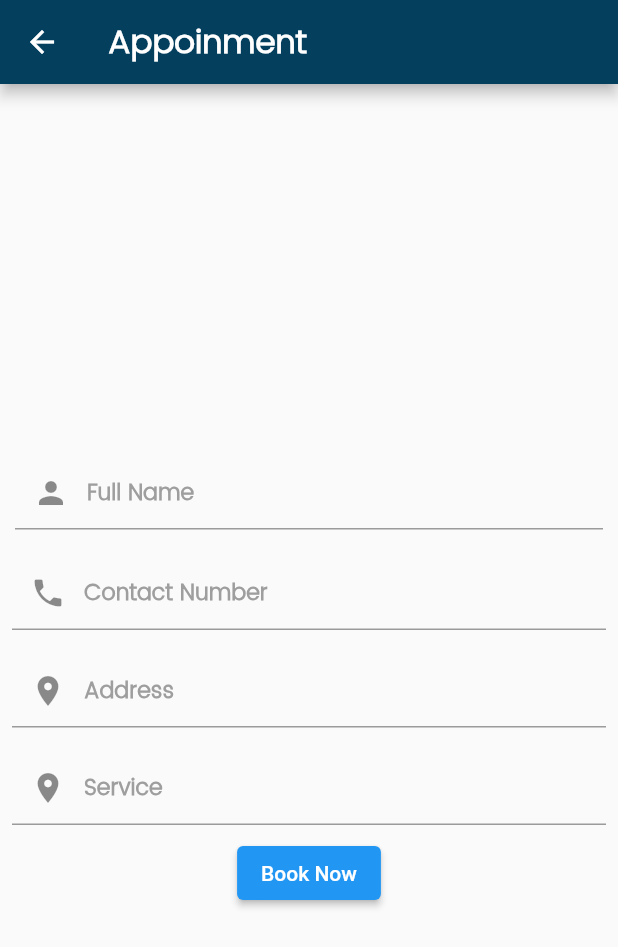
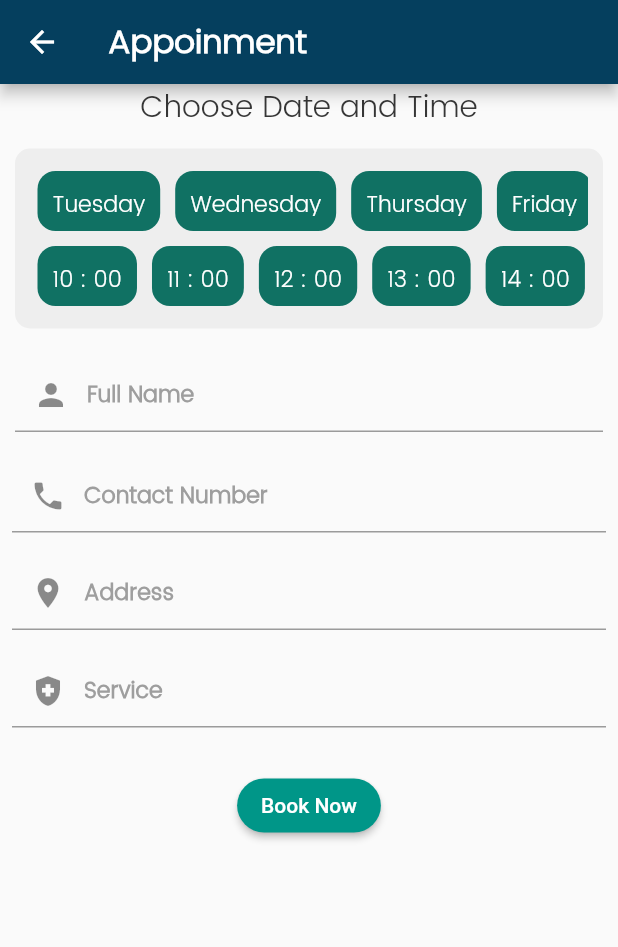
Before and after one commit to surajadkhari/dentalapp_UI, a Flutter app: the appointmentDate screen opened by its route, on a phone screen of 412 x 824 dp. Shown: the top 947 px of the screen. Run offline on Flutter 3.47's test engine with Material 2 defaults, Android fonts, the phone set to English and light mode, and no system bars; our stand-ins replace firebase_auth, firebase_core; accounts and stored records are empty.

```diff
--- a/lib/screen/appointment.dart
+++ b/lib/screen/appointment.dart
@@ -4,6 +4,7 @@ import 'package:dentalapp_UI/const/const.dart';
 import 'package:dentalapp_UI/screen/registration_screen.dart';
 import 'package:flutter/material.dart';
 import 'package:http/http.dart' as http;
+import 'package:intl/intl.dart';
 
 class appointmentDate extends StatefulWidget {
   // const appointmentDate({ Key? key }) : super(key: key);
@@ -20,9 +21,41 @@ class _appointmentDateState extends State<appointmentDate> {
   TextEditingController address = TextEditingController(text: '');
   TextEditingController service = TextEditingController(text: '');
   var uid;
+  var selectedDay = "";
+  var selectedTime = "";
+  void setValue(value) {
+    selectedDay = value;
+  }
+
+  void setTime(value) {
+    setState(() {
+      selectedTime = value;
+    });
+  }
+
+  var isSelected = false;
+  changeColor(bool t) {
+    isSelected = t;
+    isSelected ? Colors.red : Colors.black;
+  }
 
   @override
   Widget build(BuildContext context) {
+    var dates = [];
+    for (int i = 0; i <= 6; i++) {
+      dates
+          .add(DateFormat.EEEE().format(DateTime.now().add(Duration(days: i))));
+    }
+
+    var times = [];
+
+    for (int i = 0; i <= 23; i++) {
+      times.add(
+          "${DateFormat.H().format(DateTime.now().add(Duration(hours: i)))} : 00");
+    }
+
+    print(times);
+
     var arg = ModalRoute.of(context).settings.arguments as Map;
     if (arg != null) {
       uid = arg['uid'];
@@ -41,62 +74,49 @@ class _appointmentDateState extends State<appointmentDate> {
           child: Icon(Icons.arrow_back),
         ),
       ),
-        body: Center(
-          child: Form(
+      body: Form(
         child: SingleChildScrollView(
           child: Column(
             children: [
-                  Padding(
-                    padding: const EdgeInsets.all(10.0),
-                    // child: Row(
-                    //   children: [
-                    //     Expanded(
-                    //       child: Container(
-                    //         margin: EdgeInsets.all(10),
-                    //         height: 100,
-                    //         decoration: BoxDecoration(
-                    //           color: Colors.teal,
-                    //           borderRadius: BorderRadius.circular(12),
-                    //         ),
-                    //         child: Column(
-                    //           mainAxisAlignment: MainAxisAlignment.center,
-                    //           children: [
-                    //             Text(
-                    //               "SUN-MON",
-                    //               style: kdateTextstyle,
-                    //             ),
-                    //             Text(
-                    //               "9:00 AM -6:00 PM",
-                    //               style: kdateTextstyle,
-                    //             ),
-                    //           ],
-                    //         ),
-                    //       ),
-                    //     ),
-                    //     Expanded(
-                    //         child: Container(
-                    //       margin: EdgeInsets.all(8),
-                    //       height: 100,
-                    //       decoration: BoxDecoration(
-                    //         color: Colors.teal,
-                    //         borderRadius: BorderRadius.circular(12),
-                    //       ),
-                    //       child: Column(
-                    //         mainAxisAlignment: MainAxisAlignment.center,
-                    //         children: [
-                    //           Text(
-                    //             "SATURDAY",
-                    //             style: kdateTextstyle,
-                    //           ),
-                    //           Text(
-                    //             "9:00 AM -1:00 PM",
-                    //             style: kdateTextstyle,
-                    //           ),
-                    //         ],
-                    //       ),
-                    //     ))
-                    //   ],
-                    // ),
+              Container(
+                child: Text(
+                  "Choose Date and Time",
+                  style: TextStyle(
+                    color: Color(0xff363636),
+                    fontSize: 20,
+                    fontFamily: 'Poppins',
+                  ),
+                ),
+              ),
+              Container(
+                height: 120,
+                width: double.infinity,
+                margin: EdgeInsets.all(10),
+                padding: EdgeInsets.all(10),
+                decoration: BoxDecoration(
+                  color: Colors.grey[200],
+                  borderRadius: BorderRadius.circular(10),
+                ),
+                child: Column(
+                  children: [
+                    Expanded(
+                      child: ListView.builder(
+                        scrollDirection: Axis.horizontal,
+                        itemCount: dates.length,
+                        itemBuilder: (context, index) =>
+                            dateW(dates[index], () => setValue(dates[index])),
+                      ),
+                    ),
+                    Expanded(
+                      child: ListView.builder(
+                        scrollDirection: Axis.horizontal,
+                        itemCount: times.length,
+                        itemBuilder: (context, index) =>
+                            timeW(times[index], () => setTime(times[index])),
+                      ),
+                    ),
+                  ],
+                ),
               ),
               Padding(
                 padding: const EdgeInsets.all(10.0),
@@ -152,13 +172,29 @@ class _appointmentDateState extends State<appointmentDate> {
                   validator: (String val) =>
                       val.isEmpty ? "enter valid address" : null,
                   decoration: InputDecoration(
-                          prefixIcon: Icon(Icons.place),
+                      prefixIcon: Icon(Icons.health_and_safety),
                       hintText: "Service",
                       hintStyle: kinputRegistrationTextStyle),
                   isPassword: false,
                 ),
               ),
+              Container(
+                child: Text(
+                  selectedTime,
+                  style: TextStyle(
+                    color: Color(0xff363636),
+                    fontSize: 12,
+                    fontFamily: 'Poppins',
+                  ),
+                ),
+              ),
               ElevatedButton(
+                  style: ElevatedButton.styleFrom(
+                    primary: Colors.teal,
+                    shape: RoundedRectangleBorder(
+                      borderRadius: BorderRadius.circular(40),
+                    ),
+                  ),
                   onPressed: () async {
                     try {
                       final url =
@@ -170,7 +206,9 @@ class _appointmentDateState extends State<appointmentDate> {
                           'ContactNumber': contactNumber.text,
                           'Address': address.text,
                           'Service': service.text,
-                              'UserID': uid
+                          'UserID': uid,
+                          'Day': selectedDay,
+                          'Time': selectedTime
                         }),
                       );
                       Navigator.pop(context, "/home");
@@ -184,6 +222,44 @@ class _appointmentDateState extends State<appointmentDate> {
           ),
         ),
       ),
-        ));
+    );
   }
 }
+
+Widget dateW(String date, Function onTap) {
+  return GestureDetector(
+    onTap: onTap,
+    child: Container(
+      padding: EdgeInsets.all(10),
+      margin: EdgeInsets.all(5),
+      decoration: BoxDecoration(
+        color: Color(0xff107163),
+        borderRadius: BorderRadius.circular(12),
+      ),
+      child: Text(
+        date,
+        style:
+            TextStyle(fontFamily: "Poppins", fontSize: 15, color: Colors.white),
+      ),
+    ),
+  );
+}
+
+Widget timeW(String time, Function onTap) {
+  return GestureDetector(
+    onTap: onTap,
+    child: Container(
+      padding: EdgeInsets.all(10),
+      margin: EdgeInsets.all(5),
+      decoration: BoxDecoration(
+        color: Color(0xff107163),
+        borderRadius: BorderRadius.circular(12),
+      ),
+      child: Text(
+        time,
+        style:
+            TextStyle(fontFamily: "Poppins", fontSize: 15, color: Colors.white),
+      ),
+    ),
+  );
+}
--- a/pubspec.yaml
+++ b/pubspec.yaml
@@ -31,6 +31,7 @@ dependencies:
   firebase_core: ^1.6.0
   firebase_auth: ^3.1.1
   cloud_firestore: ^2.5.3
+  intl: ^0.17.0
 
 dev_dependencies:
   flutter_test:
```
Also changed, not shown: lib/components/button.dart (+5 -3 lines), lib/model/usermodel.dart (deleted, +0 -29 lines), lib/services/userservices.dart (deleted, +0 -18 lines), lib/main.dart (line endings or trailing spaces), pubspec.lock. Lines whose indentation alone changed are shown as unchanged.
